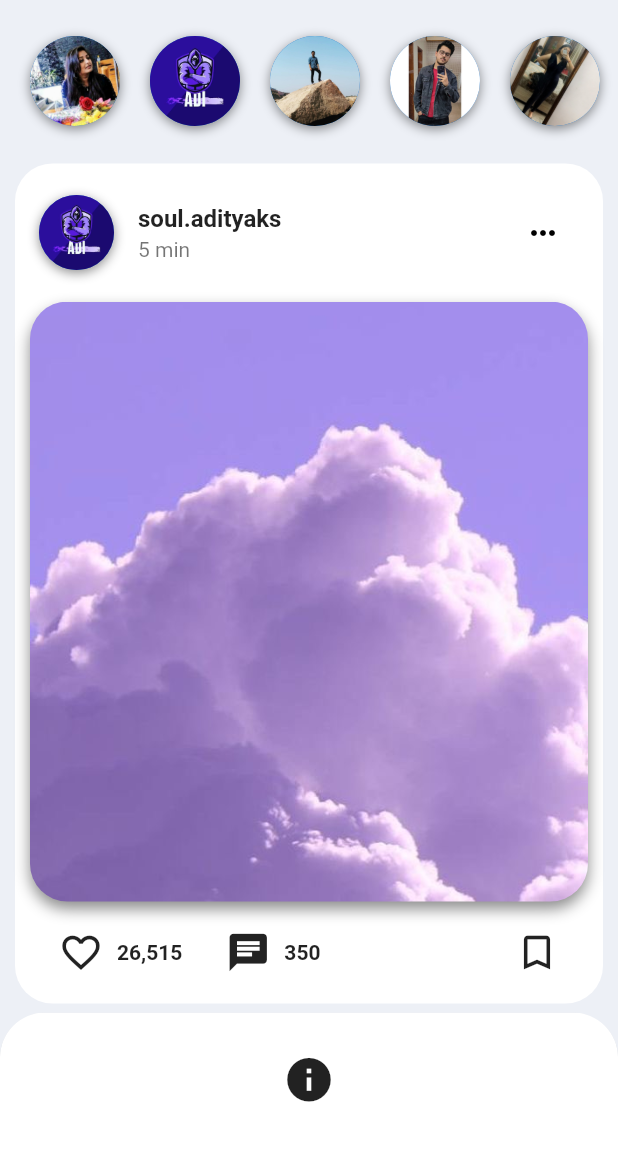
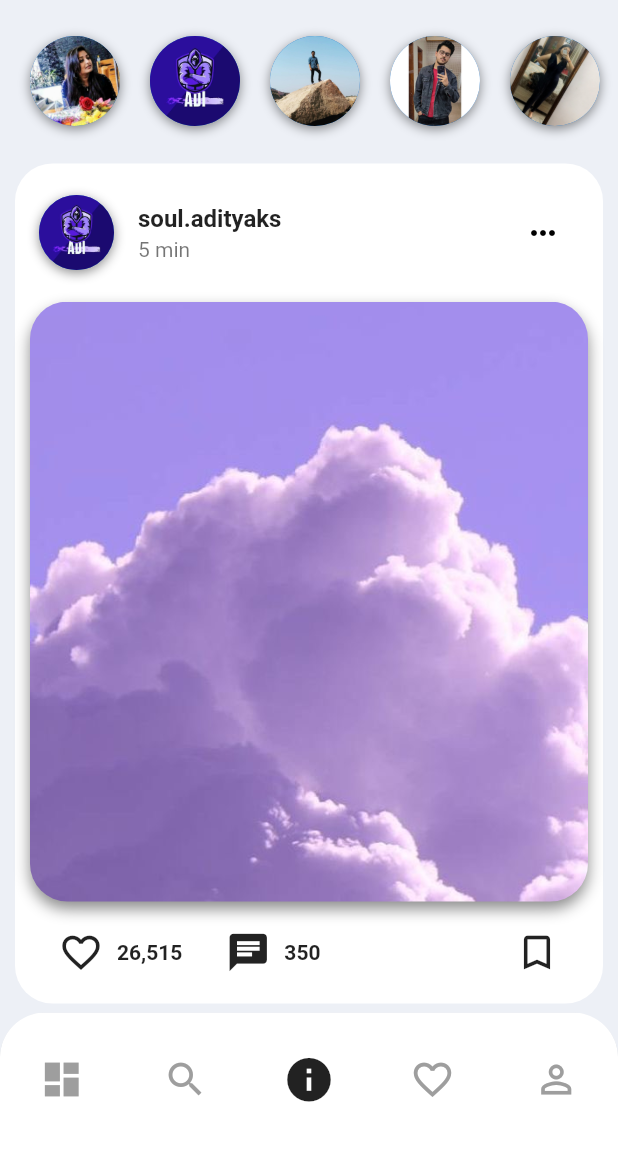
Before and after one commit to adityaxpique/Insta, a Flutter app: the screen it shows after launch, on a phone screen of 412 x 824 dp, the part 66-1227 px from its top. Run offline on Flutter 3.47's test engine with Material 2 defaults, Android fonts, the phone set to English and light mode, and no system bars; our stand-ins replace rflutter_alert, video_player; missing offline and left inert: flutter_open_whatsapp.

Commit message:
ui changes

```diff
--- a/lib/screens/feed_screen.dart
+++ b/lib/screens/feed_screen.dart
@@ -1664,7 +1664,7 @@ class _FeedScreenState extends State<FeedScreen> {
                     child: ClipOval(
                       child: InkWell(
                         onTap: () {
-                          FlutterOpenWhatsapp.sendSingleMessage(numbers[index-1], "Thank You");
+                          FlutterOpenWhatsapp.sendSingleMessage(numbers[index-1], "Thank You for the sweet wishes");
                         },
                         child: Image(
                           height: 60.0,
@@ -1705,7 +1705,7 @@ class _FeedScreenState extends State<FeedScreen> {
               icon: Icon(
                 Icons.dashboard,
                 size: 30.0,
-                color: Colors.white,
+                color: Colors.grey,
               ),
               title: Text(''),
             ),
@@ -1713,7 +1713,7 @@ class _FeedScreenState extends State<FeedScreen> {
               icon: Icon(
                 Icons.search,
                 size: 30.0,
-                color: Colors.white,
+                color: Colors.grey,
               ),
               title: Text(''),
             ),
@@ -1740,7 +1740,7 @@ class _FeedScreenState extends State<FeedScreen> {
               icon: Icon(
                 Icons.favorite_border,
                 size: 30.0,
-                color: Colors.white,
+                color: Colors.grey,
               ),
               title: Text(''),
             ),
@@ -1748,7 +1748,7 @@ class _FeedScreenState extends State<FeedScreen> {
               icon: Icon(
                 Icons.person_outline,
                 size: 30.0,
-                color: Colors.white,
+                color: Colors.grey,
               ),
               title: Text(''),
             ),
```
